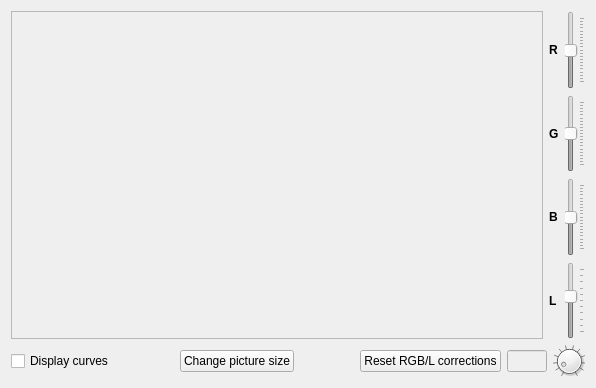
Before: the Qt Designer form previewform.ui in 607011/vstripe, drawn with Qt 5.
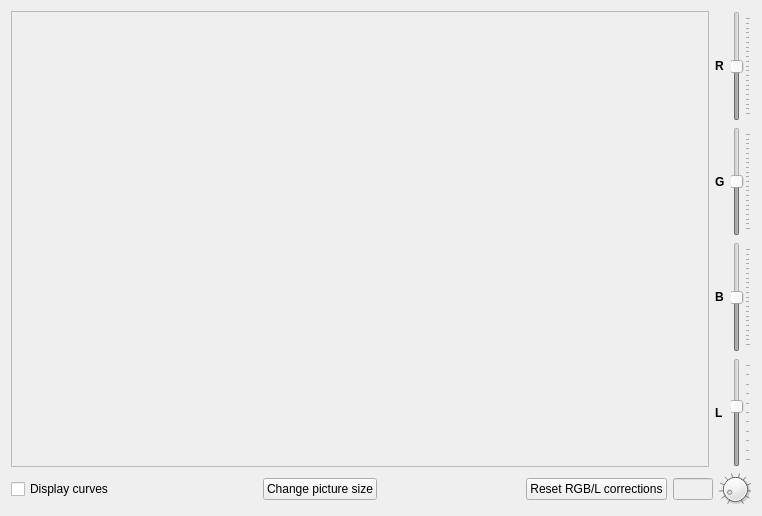
After: the same form once the commit is applied.

The edit to the form file:
```diff
--- a/previewform.ui
+++ b/previewform.ui
@@ -6,8 +6,8 @@
    <rect>
     <x>0</x>
     <y>0</y>
-    <width>596</width>
-    <height>388</height>
+    <width>762</width>
+    <height>516</height>
    </rect>
   </property>
   <property name="windowTitle">
```
